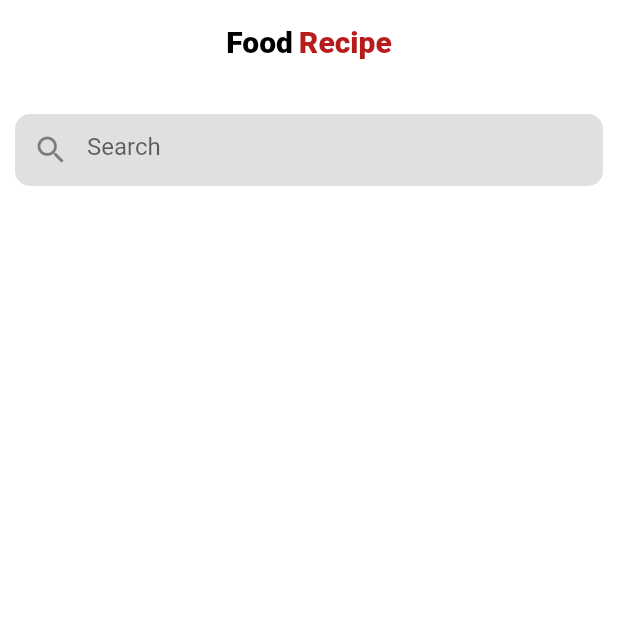
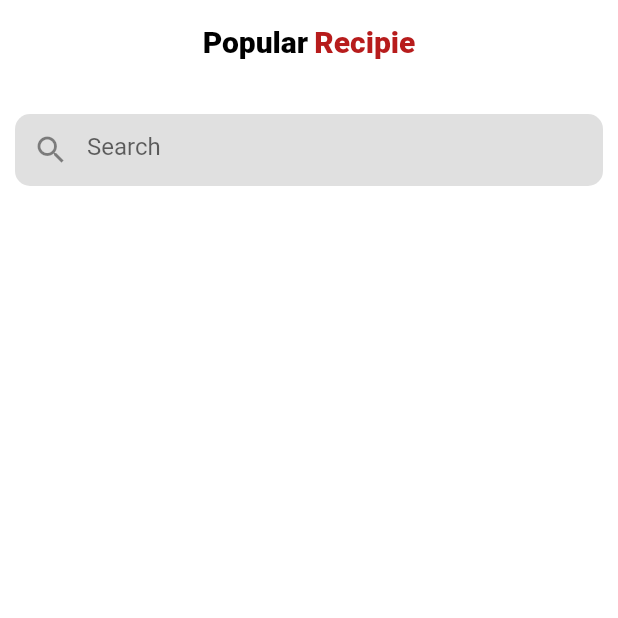
Before and after one commit to DeepeshKalura/mr_food, a Flutter app: the screen it shows after launch, on a phone screen of 412 x 824 dp, the top half of it. Run offline on Flutter 3.47's test engine with Material 2 defaults, Android fonts, the phone set to English and light mode, and no system bars; network calls fail.

Commit message:
I have just completed 90% main screen which is a replacemet for the home screen in next commit it will deleted

```diff
--- a/lib/main.dart
+++ b/lib/main.dart
@@ -1,6 +1,5 @@
 import 'package:flutter/material.dart';
-
-import 'view/screen/home_screen.dart';
+import 'package:mr_food/view/screen/main_screen.dart';
 
 void main() {
   runApp(const MyApp());
@@ -19,7 +18,7 @@ class MyApp extends StatelessWidget {
               color: Colors.transparent, elevation: 0, centerTitle: true),
           visualDensity: VisualDensity.adaptivePlatformDensity,
         ),
-      home: const MyHomePage(),
+        home: const MainScreen() //CategoriesScreen() //MyHomePage(),
         );
   }
 }
--- /dev/null
+++ b/lib/view/screen/main_screen.dart
@@ -0,0 +1,100 @@
+import 'package:flutter/material.dart';
+
+import '../../controller/model/recipe_model.dart';
+import '../../logic/invoke_recipe_logic.dart';
+import '../../view/widget/title_text_widget.dart';
+import '../widget/grid_view_widget.dart';
+import 'splash_screen.dart';
+
+class MainScreen extends StatefulWidget {
+  const MainScreen({super.key});
+
+  @override
+  State<MainScreen> createState() => _MainScreenState();
+}
+
+class _MainScreenState extends State<MainScreen> {
+  final InvokingAPI _invokingAPI = InvokingAPI();
+  List<Recipe> popularRecipe = [];
+  final searchTextEditior = TextEditingController();
+  var isLoading = false;
+
+  @override
+  void initState() {
+    super.initState();
+    callingLogic();
+  }
+
+  void callingLogic() async {
+    popularRecipe = await _invokingAPI.getPopularRecipe();
+    setState(() {
+      isLoading = true;
+    });
+  }
+
+  @override
+  void dispose() {
+    super.dispose();
+    searchTextEditior.dispose();
+  }
+
+  @override
+  Widget build(BuildContext context) {
+    return isLoading == false
+        ? const SplashScreen()
+        : SafeArea(
+            child: Scaffold(
+              appBar: AppBar(
+                title: const AppBarTitle(
+                  firstText: 'Popular',
+                  secondText: 'Recipie',
+                ),
+              ),
+              body: Column(
+                children: [
+                  Container(
+                    margin: const EdgeInsets.symmetric(
+                        vertical: 20, horizontal: 10),
+                    decoration: BoxDecoration(
+                      borderRadius: BorderRadius.circular(10),
+                      color: Colors.grey[300],
+                    ),
+                    child: TextField(
+                      controller: searchTextEditior,
+                      onSubmitted: (value) {
+                        // TODO: Implement search
+                      },
+                      decoration: const InputDecoration(
+                        hintText: 'Search',
+                        prefixIcon: Icon(Icons.search),
+                        border: InputBorder.none,
+                      ),
+                    ),
+                  ),
+                  // Making More Decorative
+                  Expanded(
+                    child: GridView.builder(
+                      gridDelegate:
+                          const SliverGridDelegateWithFixedCrossAxisCount(
+                        crossAxisCount: 2,
+                        childAspectRatio: 3 / 2.4,
+                        crossAxisSpacing: 10,
+                        mainAxisSpacing: 10,
+                      ),
+                      physics: const BouncingScrollPhysics(),
+                      itemCount: popularRecipe.length,
+                      itemBuilder: (context, index) {
+                        final recipe = popularRecipe[index];
+                        return GridViewWidget(
+                          imageUrl: recipe.image ?? '',
+                          title: recipe.title ?? 'Error',
+                        );
+                      },
+                    ),
+                  ),
+                ],
+              ),
+            ),
+          );
+  }
+}
--- a/pubspec.yaml
+++ b/pubspec.yaml
@@ -36,6 +36,7 @@ dependencies:
   # Use with the CupertinoIcons class for iOS style icons.
   cupertino_icons: ^1.0.2
   http: ^0.13.5
+  cached_network_image: ^3.2.3
 
 dev_dependencies:
   flutter_test:
```
Also changed, not shown: lib/controller/api/spoonacular_api.dart (+17 -1 lines), lib/view/screen/categories_screen.dart (+42 -41 lines), lib/view/screen/favorites_screen.dart (added, +63 -0 lines), lib/view/widget/categories_card_widget.dart (added, +47 -0 lines), lib/view/widget/grid_view_widget.dart (added, +35 -0 lines), pubspec.lock, 1 other file. Lines whose indentation alone changed are shown as unchanged.
